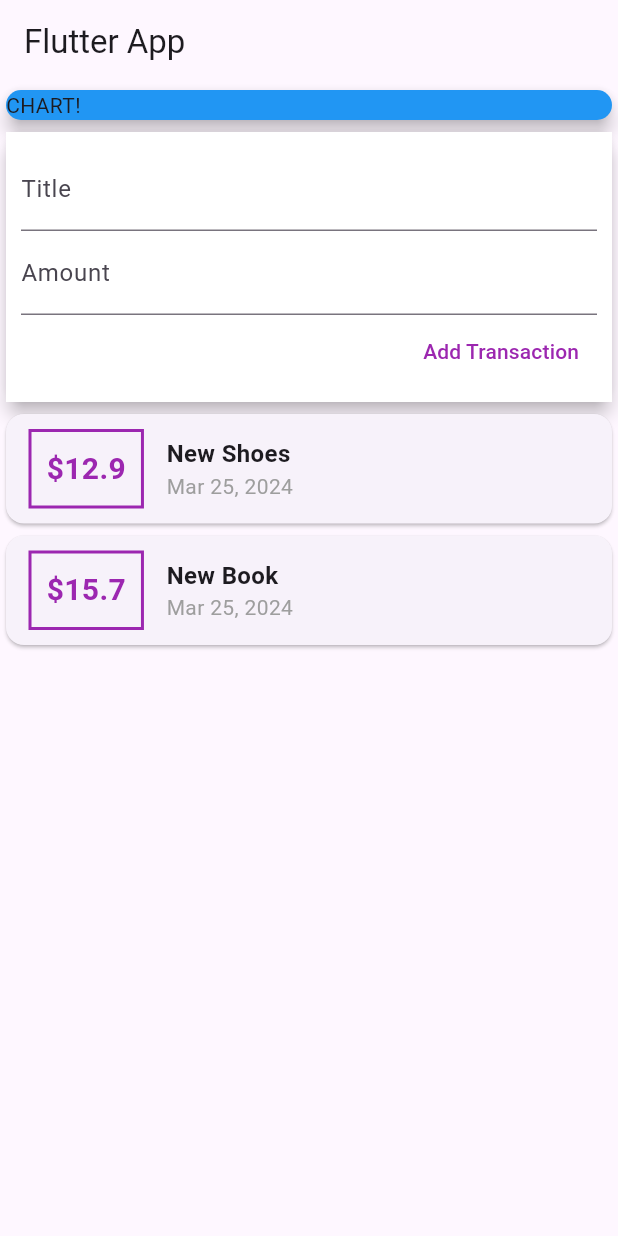
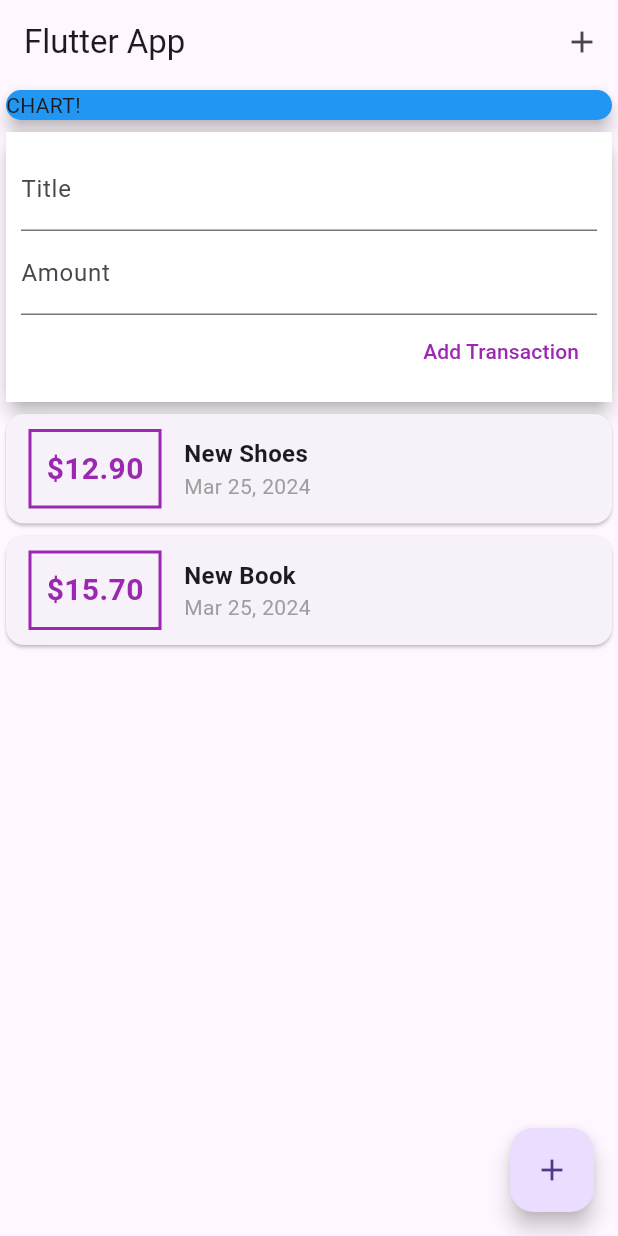
Before and after one commit to Nelofarzabi/Personal_Expenses_App, a Flutter app: the screen it shows after launch, after a tap on "Add Transaction", on a phone screen of 412 x 824 dp. Run offline on Flutter 3.47's test engine with Material 3 defaults, Android fonts, the phone set to English and light mode, and no system bars.

Commit message:
Add buttons

```diff
--- a/lib/main.dart
+++ b/lib/main.dart
@@ -18,6 +18,7 @@ class MyApp extends StatelessWidget {
     return MaterialApp(
       title: 'Flutter Demo',
       home:  MyHomePage(),
+      debugShowCheckedModeBanner: false,
     );
   }
 }
@@ -33,7 +34,9 @@ class MyHomePage extends StatelessWidget {
     return Scaffold(
       appBar: AppBar(
         title: const Text('Flutter App'),
+        actions: [IconButton(onPressed: (){}, icon:Icon(Icons.add))],
       ),
+
       body: SingleChildScrollView(
         child: Column(
           mainAxisAlignment: MainAxisAlignment.start,
@@ -51,6 +54,7 @@ class MyHomePage extends StatelessWidget {
           ],
         ),
       ),
+      floatingActionButton: FloatingActionButton(onPressed: (){} , child: const Icon(Icons.add),),
     );
   }
 }
--- a/lib/widgets/new_transaction.dart
+++ b/lib/widgets/new_transaction.dart
@@ -8,7 +8,13 @@ class NewTransaction extends StatelessWidget {
    final amountController = TextEditingController();
 
    void submitData(){
-      txAdd(titleController.text , double.parse(amountController.text));
+    final enteredTitle = titleController.text;
+    final enteredAmont = double.parse(amountController.text);
+
+    if (enteredTitle.isEmpty || enteredAmont <= 0 ){
+      return;
+    }
+      txAdd(enteredTitle , enteredAmont);
    }
 
   @override
@@ -21,8 +27,8 @@ class NewTransaction extends StatelessWidget {
               child: Column(
                 crossAxisAlignment: CrossAxisAlignment.end,
                 children: [
-                  TextField(decoration: const InputDecoration(labelText: 'Title'), controller: titleController,onSubmitted: (_) => submitData,),
-                  TextField(decoration: const InputDecoration(labelText: 'Amount'),controller: amountController, keyboardType: TextInputType.number, onSubmitted: (_) => submitData,),
+                  TextField(decoration: const InputDecoration(labelText: 'Title'), controller: titleController,onSubmitted: (_) => submitData(),),
+                  TextField(decoration: const InputDecoration(labelText: 'Amount'),controller: amountController, keyboardType: TextInputType.number, onSubmitted: (_) => submitData(),),
                   TextButton(onPressed: submitData, child: Text('Add Transaction' , style: TextStyle(color:Colors.purple),),)
                 ],
               ),
--- a/lib/widgets/transaction_list.dart
+++ b/lib/widgets/transaction_list.dart
@@ -22,7 +22,7 @@ class TransactionList extends StatelessWidget {
                     margin:const  EdgeInsets.symmetric(vertical: 10, horizontal: 15),
                     decoration: BoxDecoration(border: Border.all(color: Colors.purple, width: 2)),
                     padding: const EdgeInsets.all(10),
-                    child: Text('\$${transaction[index].amount}',
+                    child: Text('\$${transaction[index].amount.toStringAsFixed(2)}',
                     style:const  TextStyle
                     (
                       fontWeight: FontWeight.bold ,
```
